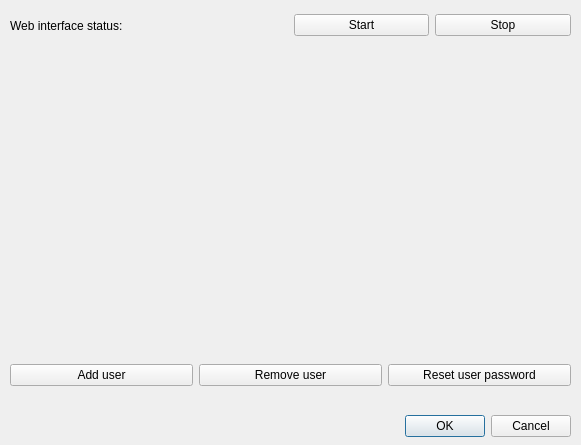
This is wadas/ui/qt/configure_web_interface.ui in stefanodellosa-personal/WADAS as Qt 5 draws it before an edit. The edited form follows.
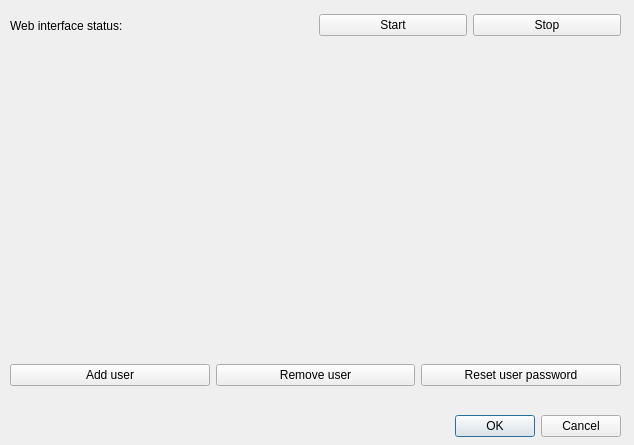
This is the edited form.

Commit message: aligned init logic to db fields

```diff
--- a/wadas/ui/qt/configure_web_interface.ui
+++ b/wadas/ui/qt/configure_web_interface.ui
@@ -6,7 +6,7 @@
    <rect>
     <x>0</x>
     <y>0</y>
-    <width>581</width>
+    <width>634</width>
     <height>445</height>
    </rect>
   </property>
@@ -18,7 +18,7 @@
     <rect>
      <x>10</x>
      <y>410</y>
-     <width>561</width>
+     <width>611</width>
      <height>32</height>
     </rect>
    </property>
@@ -37,7 +37,7 @@
     <rect>
      <x>10</x>
      <y>50</y>
-     <width>561</width>
+     <width>611</width>
      <height>301</height>
     </rect>
    </property>
@@ -47,8 +47,8 @@
    <property name="geometry">
     <rect>
      <x>20</x>
-     <y>390</y>
-     <width>551</width>
+     <y>400</y>
+     <width>601</width>
      <height>16</height>
     </rect>
    </property>
@@ -61,7 +61,7 @@
     <rect>
      <x>10</x>
      <y>10</y>
-     <width>561</width>
+     <width>611</width>
      <height>31</height>
     </rect>
    </property>
@@ -101,7 +101,7 @@
     <rect>
      <x>10</x>
      <y>360</y>
-     <width>561</width>
+     <width>611</width>
      <height>31</height>
     </rect>
    </property>
```
The commit also changes 2 other files.
